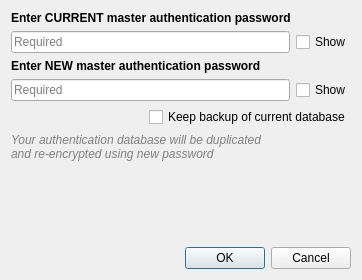
Qt form src/ui/auth/qgsauthmasterpassresetdialog.ui (qgis/QGIS) before a commit.
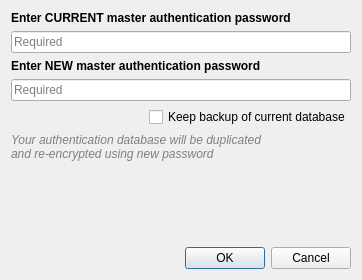
The same form after that commit. Custom widgets are drawn as their Qt base class.

Commit message: update dialogs to use new password lineedit widget

Diff of the .ui file:
```diff
--- a/src/ui/auth/qgsauthmasterpassresetdialog.ui
+++ b/src/ui/auth/qgsauthmasterpassresetdialog.ui
@@ -29,12 +29,7 @@
     </widget>
    </item>
    <item>
-    <layout class="QHBoxLayout" name="horizontalLayout_2">
-     <property name="spacing">
-      <number>6</number>
-     </property>
-     <item>
-      <widget class="QLineEdit" name="leMasterPassCurrent">
+    <widget class="QgsPasswordLineEdit" name="leMasterPassCurrent">
        <property name="echoMode">
         <enum>QLineEdit::Password</enum>
        </property>
@@ -42,21 +37,6 @@
         <string>Required</string>
        </property>
       </widget>
-     </item>
-     <item>
-      <widget class="QCheckBox" name="chkPassShowCurrent">
-       <property name="sizePolicy">
-        <sizepolicy hsizetype="Maximum" vsizetype="Fixed">
-         <horstretch>0</horstretch>
-         <verstretch>0</verstretch>
-        </sizepolicy>
-       </property>
-       <property name="text">
-        <string>Show</string>
-       </property>
-      </widget>
-     </item>
-    </layout>
    </item>
    <item>
     <widget class="QLabel" name="label_7">
@@ -73,12 +53,7 @@
     </widget>
    </item>
    <item>
-    <layout class="QHBoxLayout" name="horizontalLayout">
-     <property name="spacing">
-      <number>6</number>
-     </property>
-     <item>
-      <widget class="QLineEdit" name="leMasterPassNew">
+    <widget class="QgsPasswordLineEdit" name="leMasterPassNew">
        <property name="echoMode">
         <enum>QLineEdit::Password</enum>
        </property>
@@ -86,21 +61,6 @@
         <string>Required</string>
        </property>
       </widget>
-     </item>
-     <item>
-      <widget class="QCheckBox" name="chkPassShowNew">
-       <property name="sizePolicy">
-        <sizepolicy hsizetype="Maximum" vsizetype="Fixed">
-         <horstretch>0</horstretch>
-         <verstretch>0</verstretch>
-        </sizepolicy>
-       </property>
-       <property name="text">
-        <string>Show</string>
-       </property>
-      </widget>
-     </item>
-    </layout>
    </item>
    <item>
     <layout class="QHBoxLayout" name="horizontalLayout_3">
@@ -170,6 +130,13 @@
    </item>
   </layout>
  </widget>
+ <customwidgets>
+  <customwidget>
+   <class>QgsPasswordLineEdit</class>
+   <extends>QLineEdit</extends>
+   <header>qgspasswordlineedit.h</header>
+  </customwidget>
+ </customwidgets>
  <tabstops>
   <tabstop>leMasterPassCurrent</tabstop>
   <tabstop>chkPassShowCurrent</tabstop>
```
Left out of the diff: 2 changed lines with no effect on the pictures. Lines whose indentation alone changed are shown as unchanged. The commit also changes 10 other files.
